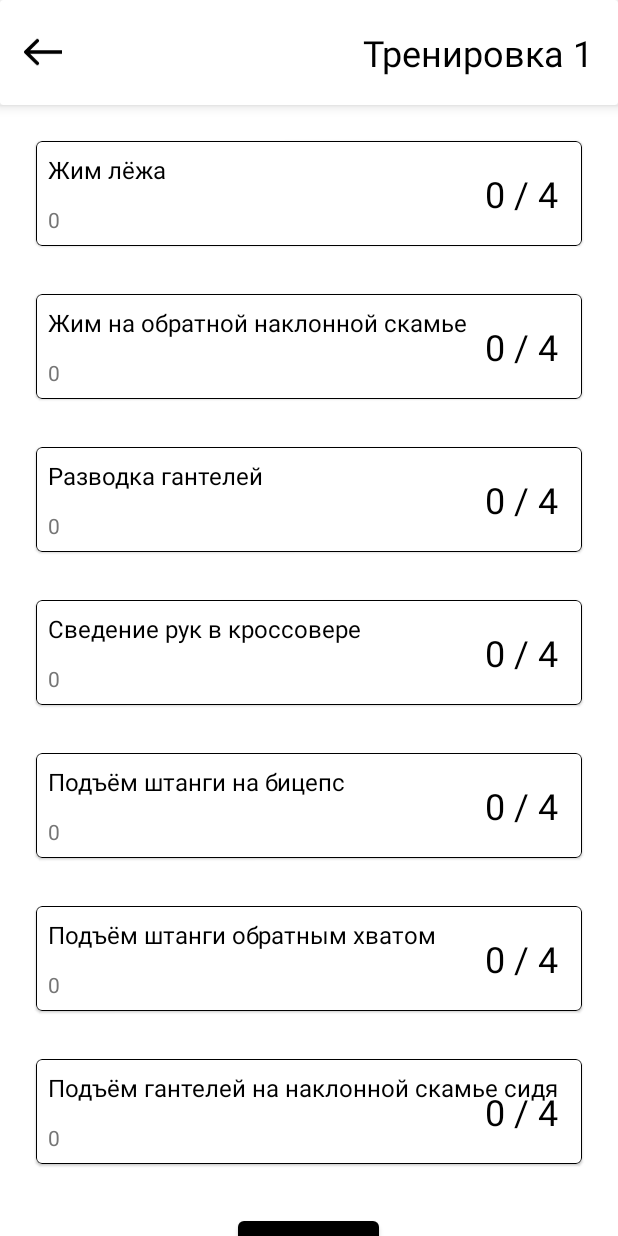
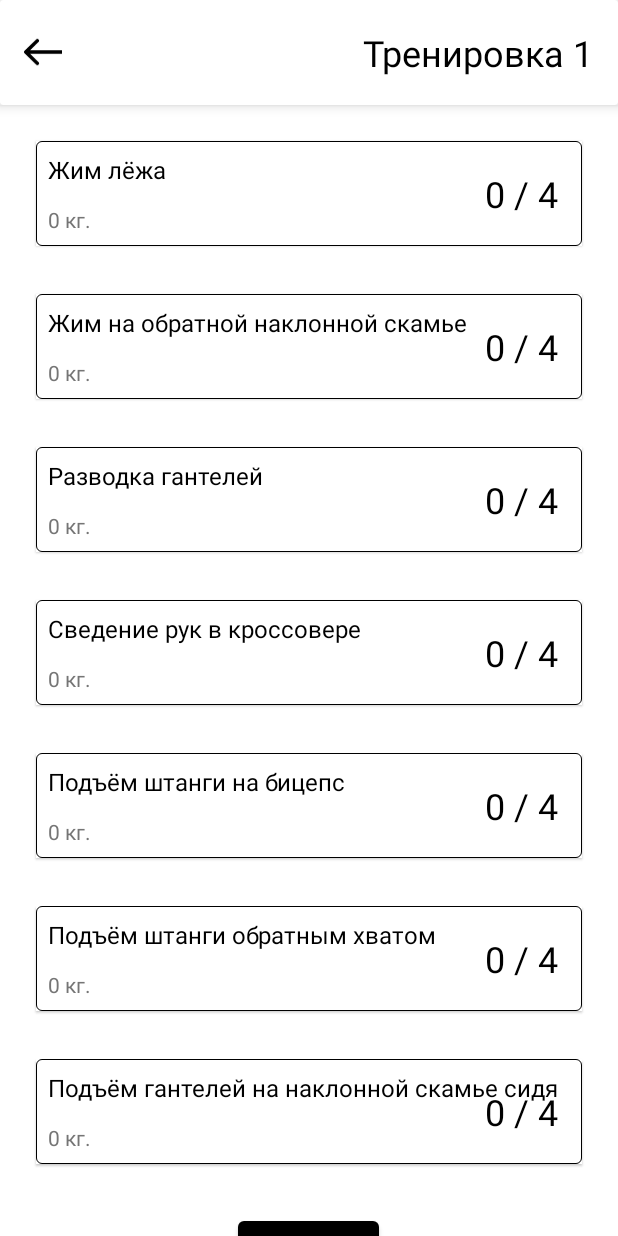
Before and after one commit to IlyaBorisovDly/Oasis, an Android app: the screen it shows after launch once a user with an empty profile is signed in (WorkoutActivity), after a tap on "Тренировка 1", on a phone screen of 412 x 824 dp. Run offline under Robolectric (Android 15) with nearby library versions, the phone set to English and light mode, and no system bars; our stand-ins replace Firebase (no records; nobody signed in at launch, a user with empty details on screens opened directly).

Commit message:
Connected WorkoutActivity with ViewModel

```diff
--- a/app/build.gradle
+++ b/app/build.gradle
@@ -56,10 +56,10 @@ dependencies {
 
     // Room components
 
-    // implementation "androidx.room:room-runtime:2.3.0"
-    // kapt "androidx.room:room-compiler:2.3.0"
-    // implementation "androidx.room:room-ktx:2.3.0"
-    // androidTestImplementation "androidx.room:room-testing:2.3.0"
+     implementation "androidx.room:room-runtime:2.3.0"
+     kapt "androidx.room:room-compiler:2.3.0"
+     implementation "androidx.room:room-ktx:2.3.0"
+     androidTestImplementation "androidx.room:room-testing:2.3.0"
 
     // Lifecycle components
     implementation "androidx.lifecycle:lifecycle-extensions:2.2.0"
--- a/app/src/main/java/com/example/oasis/model/Exercise.kt
+++ b/app/src/main/java/com/example/oasis/model/Exercise.kt
@@ -1,3 +1,10 @@
 package com.example.oasis.model
 
-data class Exercise(val name: String, var bestResult: Int, var count: Int = 0)
+import com.example.oasis.R
+
+data class Exercise(
+    val name: String,
+    var bestResult: Int,
+    var count: Int = 0,
+    var background: Int = R.color.white
+)
--- a/app/src/main/java/com/example/oasis/ui/workout/WorkoutActivity.kt
+++ b/app/src/main/java/com/example/oasis/ui/workout/WorkoutActivity.kt
@@ -2,11 +2,14 @@ package com.example.oasis.ui.workout
 
 import androidx.appcompat.app.AppCompatActivity
 import android.os.Bundle
+import androidx.lifecycle.ViewModelProvider
 import androidx.recyclerview.widget.LinearLayoutManager
 import androidx.recyclerview.widget.RecyclerView
 import com.example.oasis.databinding.ActivityWorkoutBinding
 
 class WorkoutActivity : AppCompatActivity() {
+
+    private lateinit var workoutViewModel: WorkoutViewModel
 
     override fun onCreate(savedInstanceState: Bundle?) {
         super.onCreate(savedInstanceState)
@@ -22,14 +25,16 @@ class WorkoutActivity : AppCompatActivity() {
                 WorkoutType.FIRST
             }
 
+        val workoutNameTextView = binding.textViewWorkoutName
         val recyclerView: RecyclerView = binding.recyclerView
-        val workoutNameTextView = binding.textViewWorkoutName
 
-        val workout = WorkoutFactory.createWorkout(application, workoutType)
+       workoutViewModel =
+           ViewModelProvider(this, WorkoutViewModelFactory(application, workoutType))
+               .get(WorkoutViewModel::class.java)
 
-        workoutNameTextView.text = workout.name
+        workoutNameTextView.text = workoutViewModel.workoutName.value
 
         recyclerView.layoutManager = LinearLayoutManager(this)
-        recyclerView.adapter = WorkoutAdapter(workout.exercises)
+        recyclerView.adapter = WorkoutAdapter(workoutViewModel.exercisesList)
     }
 }
--- a/app/src/main/java/com/example/oasis/ui/workout/WorkoutAdapter.kt
+++ b/app/src/main/java/com/example/oasis/ui/workout/WorkoutAdapter.kt
@@ -2,6 +2,7 @@ package com.example.oasis.ui.workout
 
 import android.app.Activity
 import android.content.Context
+import android.util.Log
 import android.view.LayoutInflater
 import android.view.ViewGroup
 import android.widget.Button
@@ -10,6 +11,7 @@ import android.widget.TextView
 import androidx.appcompat.app.AlertDialog
 import androidx.appcompat.app.AppCompatActivity
 import androidx.appcompat.content.res.AppCompatResources
+import androidx.lifecycle.LiveData
 import androidx.recyclerview.widget.RecyclerView
 import androidx.viewbinding.ViewBinding
 import com.example.oasis.R
@@ -20,7 +22,8 @@ import com.example.oasis.model.Exercise
 import com.google.android.material.bottomsheet.BottomSheetDialog
 import com.google.android.material.card.MaterialCardView
 
-class WorkoutAdapter(private val exercises: List<Exercise>) : RecyclerView.Adapter<RecyclerView.ViewHolder>() {
+class WorkoutAdapter(private val exercises: LiveData<List<Exercise>>):
+    RecyclerView.Adapter<RecyclerView.ViewHolder>() {
 
     private val exerciseHolders = mutableListOf<ExerciseHolder>()
 
@@ -39,9 +42,9 @@ class WorkoutAdapter(private val exercises: List<Exercise>) : RecyclerView.Adapt
     }
 
     override fun onBindViewHolder(holder: RecyclerView.ViewHolder, position: Int) {
-
         if (holder is ExerciseHolder) {
-            val itemExercise = exercises[position]
+            val itemExercise = exercises.value!![position]
+            Log.d("adapter", "onBindViewHolder: itemExercise = $itemExercise")
             holder.bind(itemExercise)
             exerciseHolders.add(holder)
         } else if (holder is ButtonHolder) {
@@ -50,11 +53,11 @@ class WorkoutAdapter(private val exercises: List<Exercise>) : RecyclerView.Adapt
     }
 
     override fun getItemCount(): Int {
-        return exercises.size + 1
+        return exercises.value!!.size + 1
     }
 
     override fun getItemViewType(position: Int): Int {
-        return if (position < exercises.size) {
+        return if (position < exercises.value!!.size) {
             R.layout.instance_exercise_card
         } else {
             R.layout.instance_workout_button
@@ -95,19 +98,28 @@ class WorkoutAdapter(private val exercises: List<Exercise>) : RecyclerView.Adapt
 
         private lateinit var exercise: Exercise
 
+        private val card = binding.exerciseCardView
+        private val exerciseName: TextView = binding.exerciseNameTextView
         private val exerciseBestResult: TextView = binding.bestResultTextView
         private val exerciseCount: TextView = binding.countTextView
 
+
         init {
-            binding.exerciseCardView.setOnClickListener{ onCardClick() }
+            card.setOnClickListener{ onCardClick() }
         }
 
         fun bind(exercise: Exercise) {
             this.exercise = exercise
 
-            binding.exerciseNameTextView.text = exercise.name
-            exerciseBestResult.text = exercise.bestResult.toString()
-            exerciseCount.text = "0 / 4"
+            exerciseName.text = exercise.name
+
+            val bestResult = "${exercise.bestResult} кг."
+            exerciseBestResult.text = bestResult
+
+            val count = "${exercise.count} / 4"
+            exerciseCount.text = count
+
+            fillCardBackground(card)
         }
 
         fun getExercise() = exercise
@@ -155,7 +167,6 @@ class WorkoutAdapter(private val exercises: List<Exercise>) : RecyclerView.Adapt
             }
 
             exerciseCount.text = nextCount
-
             fillCardBackground(card)
         }
 
@@ -163,11 +174,13 @@ class WorkoutAdapter(private val exercises: List<Exercise>) : RecyclerView.Adapt
             val context = itemView.context
 
             when (exercise.count) {
-                1 -> card.background = AppCompatResources.getDrawable(context, R.drawable.fill_card_1)
-                2 -> card.background = AppCompatResources.getDrawable(context, R.drawable.fill_card_2)
-                3 -> card.background = AppCompatResources.getDrawable(context, R.drawable.fill_card_3)
-                4 -> card.background = AppCompatResources.getDrawable(context, R.drawable.fill_card_4)
+                1 -> exercise.background = R.drawable.fill_card_1
+                2 -> exercise.background = R.drawable.fill_card_2
+                3 -> exercise.background = R.drawable.fill_card_3
+                4 -> exercise.background = R.drawable.fill_card_4
             }
+
+            card.background = AppCompatResources.getDrawable(context, exercise.background)
         }
 
         private fun increaseResult(resultField: EditText, warningMessage: TextView) {
--- /dev/null
+++ b/app/src/main/java/com/example/oasis/ui/workout/WorkoutViewModel.kt
@@ -0,0 +1,17 @@
+package com.example.oasis.ui.workout
+
+import android.app.Application
+import androidx.lifecycle.AndroidViewModel
+import androidx.lifecycle.LiveData
+import androidx.lifecycle.MutableLiveData
+import com.example.oasis.model.Exercise
+import com.example.oasis.model.Workout
+
+class WorkoutViewModel(application: Application, workout: Workout): AndroidViewModel(application) {
+
+    private val _exercisesList = MutableLiveData<List<Exercise>>().apply { value = workout.exercises }
+    var exercisesList: LiveData<List<Exercise>> = _exercisesList
+
+    private val _workoutName = MutableLiveData<String>().apply { value = workout.name }
+    var workoutName: LiveData<String> = _workoutName
+}
--- a/app/src/main/java/com/example/oasis/ui/workout/WorkoutFactory.kt
+++ b/app/src/main/java/com/example/oasis/ui/workout/WorkoutViewModelFactory.kt
@@ -1,23 +1,24 @@
 package com.example.oasis.ui.workout
 
 import android.app.Application
+import androidx.annotation.NonNull
+import androidx.lifecycle.ViewModel
+import androidx.lifecycle.ViewModelProvider
 import com.example.oasis.model.Exercise
 import com.example.oasis.model.Workout
 import org.json.JSONArray
 import org.json.JSONObject
 
-object WorkoutFactory {
+class WorkoutViewModelFactory(
+    private val application: Application,
+    private val workoutType: WorkoutType
+    ): ViewModelProvider.AndroidViewModelFactory(application) {
 
-    private lateinit var application: Application
-    private lateinit var workoutType: WorkoutType
-
-    fun createWorkout(application: Application, workoutType: WorkoutType): Workout {
-        this.application = application
-        this.workoutType = workoutType
-
+    @Suppress("UNCHECKED_CAST")
+    override fun <T : ViewModel?> create(modelClass: Class<T>): T {
         val exercises = loadExercisesList()
-
-        return Workout(workoutType.title, exercises)
+        val workout = Workout(workoutType.title, exercises)
+        return WorkoutViewModel(application, workout) as T
     }
 
     private fun loadExercisesList(): List<Exercise> {
```
